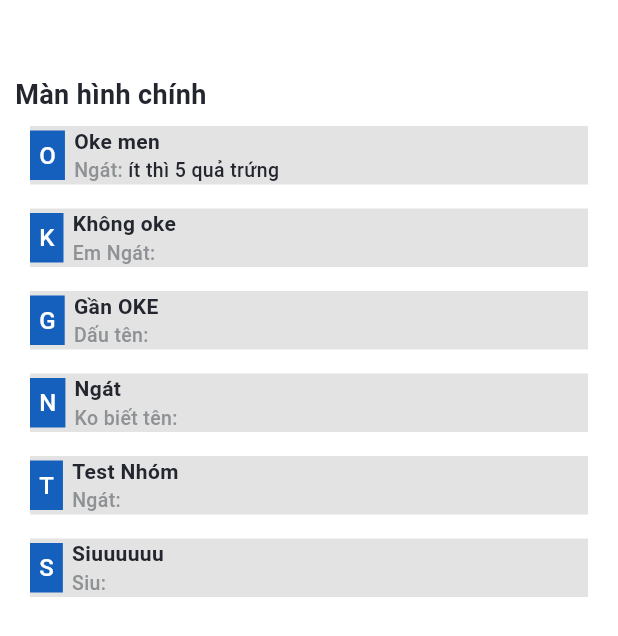
After one commit to nxn1339/AppChat, a Flutter app: the HomeScreen screen opened directly, on a phone screen of 412 x 824 dp. The commit adds this screen. Shown: the top 636 px of the screen. Run offline on Flutter 3.47's test engine with Material 3 defaults, Android fonts, the phone set to English and light mode, and no system bars; our stand-ins replace flutter_html, flutter_svg, get, image_picker, shared_preferences, socket_io_client; accounts and stored records are empty.

Commit message:
UI group chat

```diff
--- /dev/null
+++ b/lib/Controller/HomeController.dart
@@ -0,0 +1,19 @@
+import 'package:get/get.dart';
+
+class HomeController extends GetxController{
+  List<Group> listGroup = [
+    new Group(nameGroup: 'Oke men',nameUser: 'Ngát',content: 'ít thì 5 quả trứng'),
+    new Group(nameGroup: 'Không oke',nameUser: 'Em Ngát'),
+    new Group(nameGroup: 'Gần OKE',nameUser: 'Dấu tên'),
+    new Group(nameGroup: 'Ngát',nameUser: 'Ko biết tên'),
+    new Group(nameGroup: 'Test Nhóm',nameUser: 'Ngát'),
+    new Group(nameGroup: 'Siuuuuuu',nameUser: 'Siu'),
+  ];
+
+}
+class Group{
+  String ?nameGroup;
+  String ?nameUser;
+  String ?content;
+  Group({this.nameGroup,this.nameUser,this.content});
+}
--- a/lib/Navigation/RouteDefine.dart
+++ b/lib/Navigation/RouteDefine.dart
@@ -1,3 +1,4 @@
+import 'package:chat_app/View/HomeScreen.dart';
 import 'package:chat_app/View/LoginScreen.dart';
 
 class RouteDefine {
@@ -5,6 +6,8 @@ class RouteDefine {
     switch (pageName) {
       case 'LoginScreen':
       return LoginScreen();
+      case 'HomeScreen':
+      return HomeScreen();
     }
   }
 }
--- /dev/null
+++ b/lib/View/HomeScreen.dart
@@ -0,0 +1,95 @@
+import 'package:chat_app/Controller/HomeController.dart';
+import 'package:chat_app/Utils/UtilColor.dart';
+import 'package:flutter/material.dart';
+import 'package:get/get.dart';
+
+class HomeScreen extends StatelessWidget {
+  HomeScreen({super.key});
+  var delete = Get.delete<HomeController>();
+  var controller = Get.put(HomeController());
+
+  @override
+  Widget build(BuildContext context) {
+    return Scaffold(
+      body: Container(
+          color: Colors.white,
+          width: MediaQuery.of(context).size.width,
+          child: Column(
+            crossAxisAlignment: CrossAxisAlignment.start,
+            children: [
+              Expanded(
+                child: SingleChildScrollView(
+                  child: Column(
+                    crossAxisAlignment: CrossAxisAlignment.start,
+                    children: [
+                      SizedBox(
+                        height: 50,
+                      ),
+                      Container(
+                          margin: EdgeInsets.symmetric(horizontal: 10),
+                          child: Text(
+                            'Màn hình chính',
+                            style: TextStyle(
+                                fontSize: 18,
+                                fontWeight: FontWeight.w700,
+                                color: UtilColor.textBase),
+                          )),
+                      Container(
+                        margin: EdgeInsets.symmetric(horizontal: 20),
+                        child: ListView.builder(
+                          shrinkWrap: true,
+                          itemCount: controller.listGroup.length,
+                          itemBuilder: (context, index) {
+                            return groupChat(
+                                controller.listGroup[index]);
+                          },
+                        ),
+                      )
+                    ],
+                  ),
+                ),
+              )
+            ],
+          )),
+    );
+  }
+
+  Widget groupChat(Group group) {
+    return Container(
+      color: UtilColor.buttonGrey,
+      margin: const EdgeInsets.symmetric(vertical: 8),
+      child: Row(children: [
+        Container(
+          padding: const EdgeInsets.symmetric(vertical: 5, horizontal: 6),
+          color: UtilColor.buttonBlue,
+          child: Text(
+            group.nameGroup!.isEmpty ? 'A' : group.nameGroup![0],
+            style: const TextStyle(
+                fontSize: 16, color: Colors.white, fontWeight: FontWeight.w500),
+          ),
+        ),
+        const SizedBox(
+          width: 6,
+        ),
+        Column(
+          crossAxisAlignment: CrossAxisAlignment.start,
+          children: [
+            Text(
+              group.nameGroup??"",
+              style: TextStyle(
+                  fontSize: 14,
+                  fontWeight: FontWeight.w700,
+                  color: UtilColor.textBase),
+            ),
+            Row(
+              children: [
+                Text('${group.nameUser??'Bạn'}: ',style: TextStyle(fontSize: 13,color: UtilColor.textGrey,fontWeight: FontWeight.w500)),
+                Text(group.content??'',style: TextStyle(fontSize: 13,color: UtilColor.textBase,fontWeight: FontWeight.w500),)
+              ],
+            ),
+          ],
+        )
+      ]),
+    );
+  }
+}
--- a/lib/View/LoginScreen.dart
+++ b/lib/View/LoginScreen.dart
@@ -1,4 +1,5 @@
 import 'package:chat_app/Controller/LoginController.dart';
+import 'package:chat_app/Navigation/Navigation.dart';
 import 'package:chat_app/Utils/UtilColor.dart';
 import 'package:chat_app/Utils/Utils.dart';
 import 'package:flutter/material.dart';
@@ -89,7 +90,11 @@ class LoginScreen extends StatelessWidget {
                   ),
                 ),
               ),
-              Utils.buttonBlack(context, 'Đăng nhập'),
+              GestureDetector(
+                  onTap: () {
+                    Navigation.navigateGetOffAll(page: 'HomeScreen');
+                  },
+                  child: Utils.buttonBlack(context, 'Đăng nhập')),
             ],
           )),
     );
```
